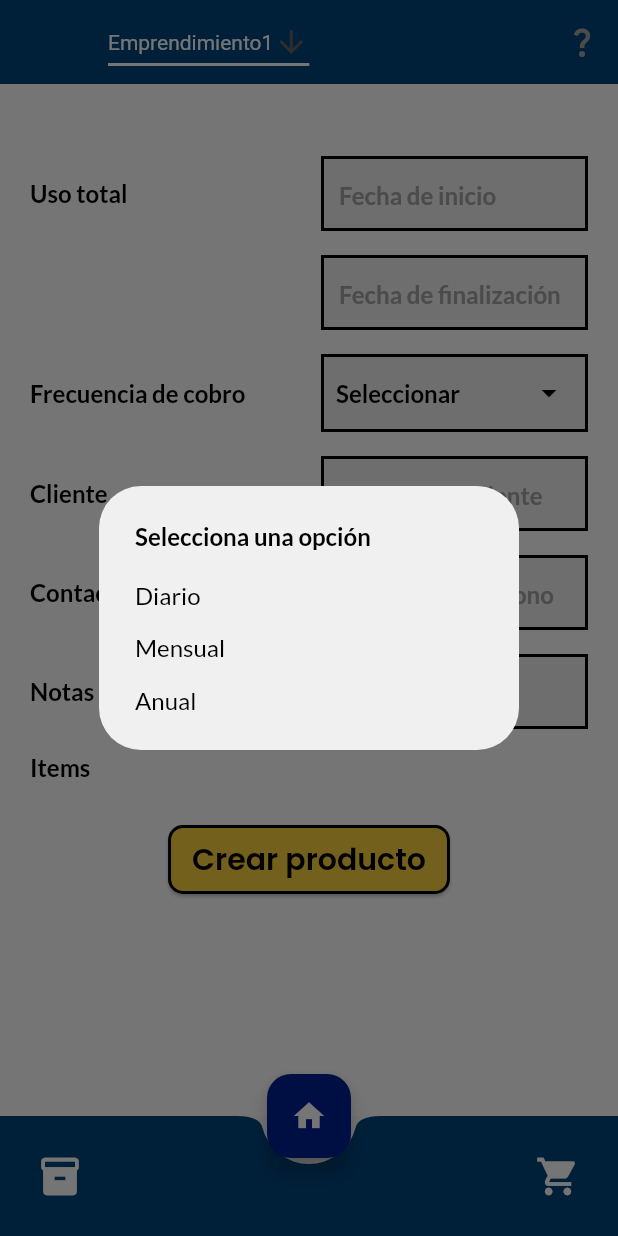
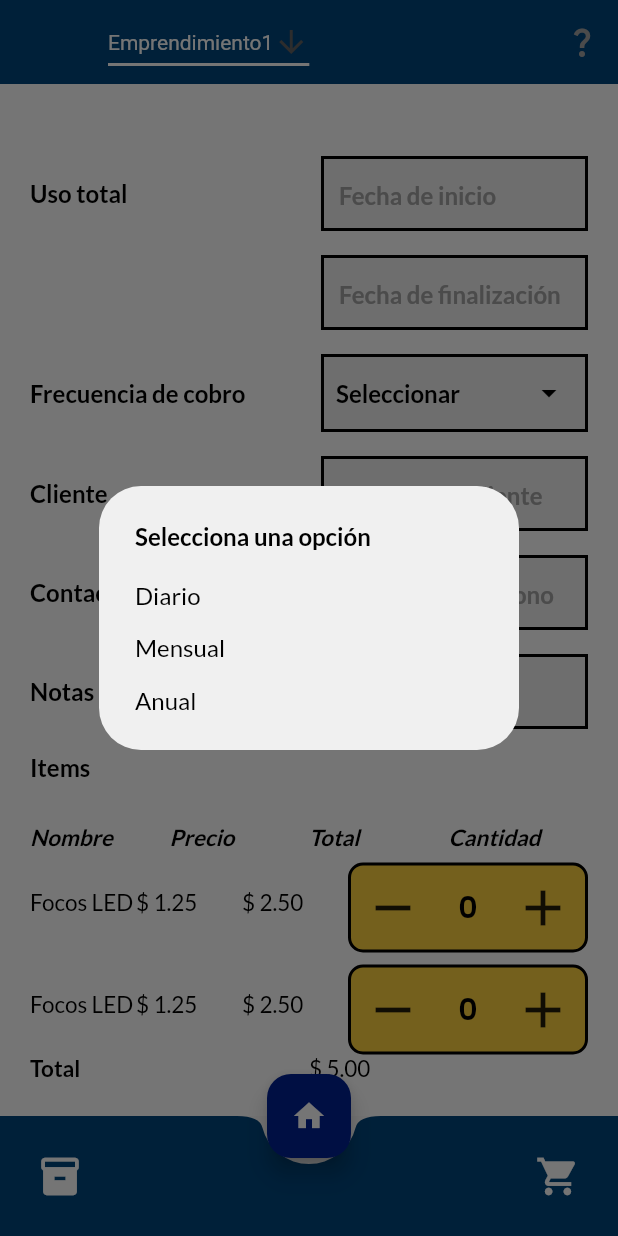
Before and after one commit to caloja1014/renters_io_taws, a Flutter app: the AddTransaction screen opened by its route, after a tap on the "arrow drop down" icon, on a phone screen of 412 x 824 dp. Run offline on Flutter 3.47's test engine with Material 2 defaults, Android fonts, the phone set to English and light mode, and no system bars; our stand-ins replace flutter_svg, image_picker; network calls fail.

Commit message:
Creation of summary on add transaction screen

```diff
--- a/lib/components/new_product_amount.dart
+++ b/lib/components/new_product_amount.dart
@@ -2,8 +2,10 @@ import 'package:flutter/material.dart';
 
 class AvailableAmountWidget extends StatefulWidget {
   final int initialAmount;
+  final bool withText;
 
-  const AvailableAmountWidget({super.key, this.initialAmount = 0});
+  const AvailableAmountWidget(
+      {super.key, this.initialAmount = 0, this.withText = false});
 
   @override
   _AvailableAmountWidgetState createState() => _AvailableAmountWidgetState();
@@ -23,7 +25,12 @@ class _AvailableAmountWidgetState extends State<AvailableAmountWidget> {
     return Column(
       crossAxisAlignment: CrossAxisAlignment.center,
       children: [
-        Text(
+        widget.withText
+            ? SizedBox(
+                width: 0,
+                height: 0,
+              )
+            : Text(
                 'Cantidad disponible',
                 style: TextStyle(
                     color: Theme.of(context).colorScheme.onBackground,
--- a/lib/pages/add_transaction.dart
+++ b/lib/pages/add_transaction.dart
@@ -50,7 +50,7 @@ class Content extends StatelessWidget {
       decoration: BoxDecoration(
         color: Theme.of(context).colorScheme.background,
       ),
-      child: Column(
+      child: ListView(
         children: [
           const SizedBox(height: 20.0),
           input_grid.InputGrid(
@@ -58,10 +58,58 @@ class Content extends StatelessWidget {
             childrenRight: childrenRight,
           ),
           const SizedBox(height: 20.0),
-          button.Button(text: 'Crear producto', onPressed: () {})
+          const Row(
+            children: <Widget>[
+              Expanded(
+                  child: Text('Nombre',
+                      style: TextStyle(
+                          fontWeight: FontWeight.bold,
+                          fontStyle: FontStyle.italic))),
+              Expanded(
+                  child: Text('Precio',
+                      style: TextStyle(
+                          fontWeight: FontWeight.bold,
+                          fontStyle: FontStyle.italic))),
+              Expanded(
+                  child: Text('Total',
+                      style: TextStyle(
+                          fontWeight: FontWeight.bold,
+                          fontStyle: FontStyle.italic))),
+              Expanded(
+                  child: Text('Cantidad',
+                      style: TextStyle(
+                          fontWeight: FontWeight.bold,
+                          fontStyle: FontStyle.italic))),
+            ],
+          ),
+          const Row(
+            children: <Widget>[
+              Expanded(child: Text('Focos LED')),
+              Expanded(child: Text('\$ 1.25')),
+              Expanded(child: Text('\$ 2.50')),
+              new_product_amount.AvailableAmountWidget(withText: true),
+            ],
+          ),
+          const Row(
+            children: <Widget>[
+              Expanded(child: Text('Focos LED')),
+              Expanded(child: Text('\$ 1.25')),
+              Expanded(child: Text('\$ 2.50')),
+              new_product_amount.AvailableAmountWidget(withText: true),
+            ],
+          ),
+          const Row(
+            children: <Widget>[
+              Expanded(
+                  child: Text('Total',
+                      style: TextStyle(fontWeight: FontWeight.bold))),
+              Expanded(child: Text('\$ 5.00')),
+            ],
+          ),
+          const SizedBox(height: 20.0),
+          button.Button(text: 'Solicitar producto', onPressed: () {})
         ],
       ),
     );
-    ;
   }
 }
```
Lines whose indentation alone changed are shown as unchanged.
